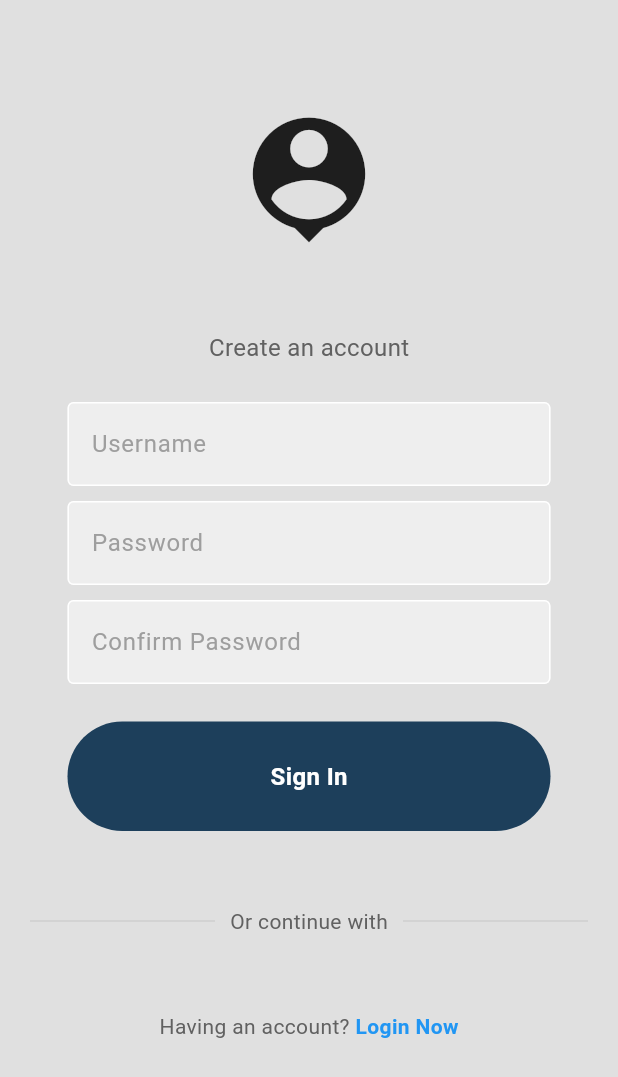
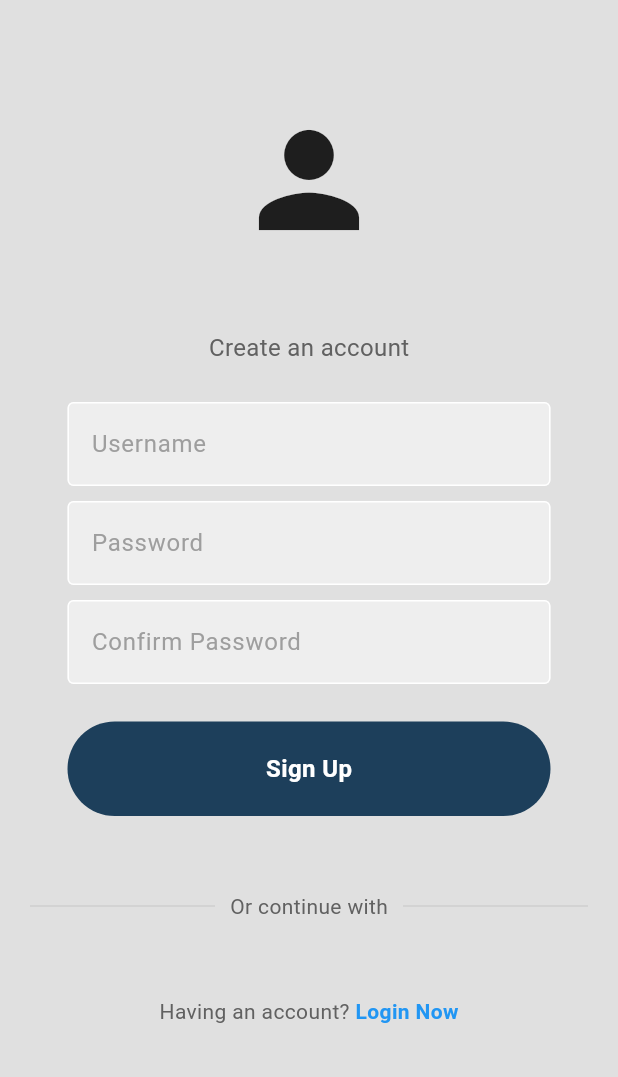
Before and after one commit to VP7985/fitnessgoal, a Flutter app: the RegisterPage screen opened directly with empty values, on a phone screen of 412 x 824 dp. Shown: the top 1077 px of the screen. Run offline on Flutter 3.47's test engine with Material 3 defaults, Android fonts, the phone set to English and light mode, and no system bars; our stand-ins replace firebase_core; accounts and stored records are empty.

Commit message:
initial commit

```diff
--- a/lib/components/my_button.dart
+++ b/lib/components/my_button.dart
@@ -1,26 +1,25 @@
 import 'package:flutter/material.dart';
 
 class MyButton extends StatelessWidget {
-  final Function()? onTap;
+  final VoidCallback? onTap;
+  final String text;
 
-  const MyButton({super.key, required this.onTap, required String text});
+  const MyButton({Key? key, this.onTap, required this.text}) : super(key: key);
 
   @override
   Widget build(BuildContext context) {
     return GestureDetector(
       onTap: onTap,
       child: Container(
-        padding: const EdgeInsets.all(25),
+        padding: const EdgeInsets.all(20),
         margin: const EdgeInsets.symmetric(horizontal: 25),
-        decoration: const BoxDecoration(
+        decoration: BoxDecoration(
           color: Color.fromARGB(255, 29, 63, 91),
-          borderRadius: BorderRadius.all(
-            Radius.circular(50),
-          ),
+          borderRadius: BorderRadius.circular(50),
         ),
-        child: const Center(
+        child: Center(
           child: Text(
-            "Sign In",
+            text,
             style: TextStyle(
               color: Colors.white,
               fontWeight: FontWeight.bold,
--- a/lib/main.dart
+++ b/lib/main.dart
@@ -1,3 +1,4 @@
+import 'package:fitnessgoal/auth/login_reg.dart';
 import 'package:fitnessgoal/firebase_options.dart';
 import 'package:fitnessgoal/screens/login.dart';
 import 'package:fitnessgoal/screens/register.dart';
@@ -17,14 +18,14 @@ class MyApp extends StatelessWidget {
 
   @override
   Widget build(BuildContext context) {
-    return MaterialApp(
+    return  MaterialApp(
       debugShowCheckedModeBanner: false,
       title: 'Goalify',
       theme: ThemeData(
         primarySwatch: Colors.blue,
         visualDensity: VisualDensity.adaptivePlatformDensity,
       ),
-      home: ,
+      home: const LoginOrReg(),
     );
   }
 }
--- a/lib/screens/register.dart
+++ b/lib/screens/register.dart
@@ -22,6 +22,7 @@ class _RegisterPageState extends State<RegisterPage> {
       backgroundColor: Colors.grey[300],
       body: SafeArea(
         child: SingleChildScrollView(
+          // Wrap the Column with SingleChildScrollView
           child: Padding(
             padding: const EdgeInsets.all(20.0),
             child: Column(
@@ -29,7 +30,7 @@ class _RegisterPageState extends State<RegisterPage> {
               children: [
                 const SizedBox(height: 50),
                 const Icon(
-                  Icons.person_pin,
+                  Icons.person,
                   size: 100,
                 ),
                 const SizedBox(height: 50),
@@ -60,7 +61,9 @@ class _RegisterPageState extends State<RegisterPage> {
                 ),
                 const SizedBox(height: 25),
                 MyButton(
-                  onTap: () {},
+                  onTap: () {
+                    // Handle sign up button tap
+                  },
                   text: 'Sign Up',
                 ),
                 const SizedBox(height: 50),
@@ -97,7 +100,7 @@ class _RegisterPageState extends State<RegisterPage> {
                       style: TextStyle(color: Colors.grey[700]),
                     ),
                     GestureDetector(
-                      onTap:widget.onTap,
+                      onTap: widget.onTap,
                       child: const Text(
                         ' Login Now',
                         style: TextStyle(
```
Also changed, not shown: lib/auth/login_reg.dart (+29 -0 lines), lib/screens/login.dart (+12 -38 lines).
